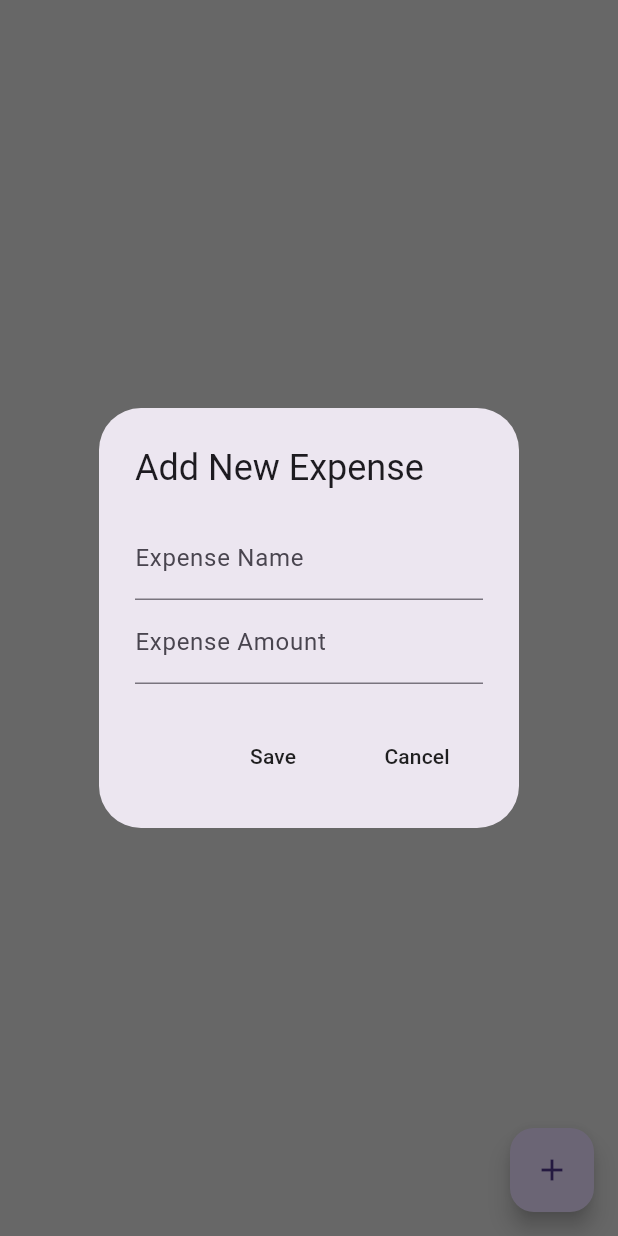
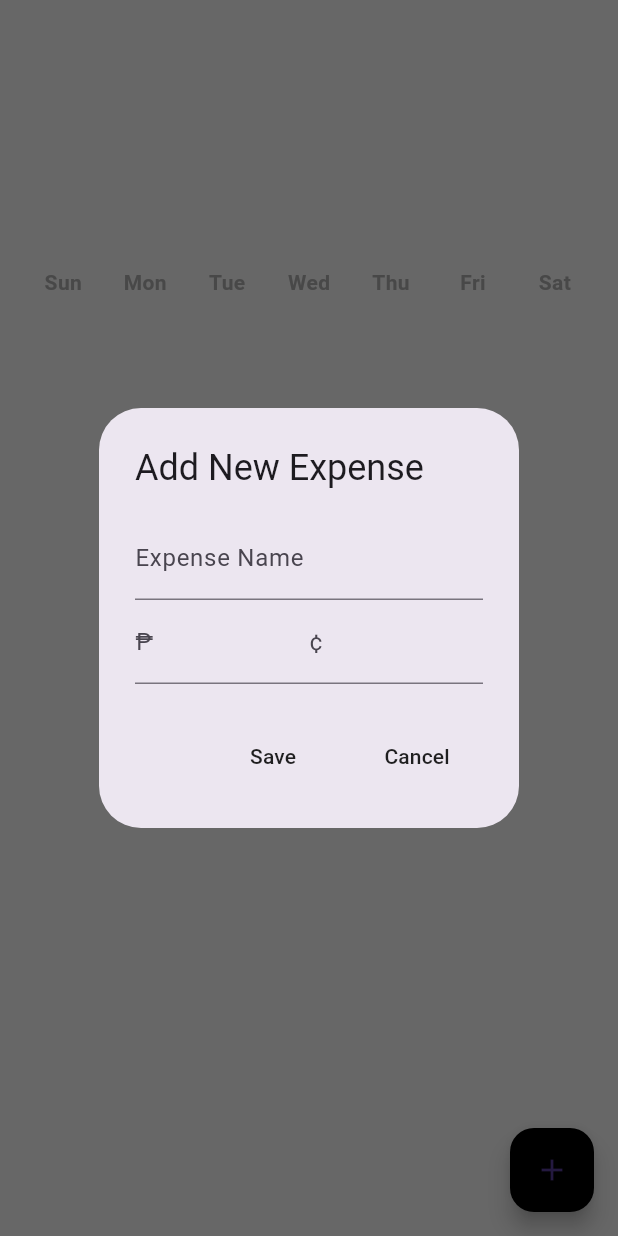
Before and after one commit to Reirou24/expense_tracker_app, a Flutter app: the screen it shows after launch, after a tap on the "add" icon, on a phone screen of 412 x 824 dp. Run offline on Flutter 3.47's test engine with Material 3 defaults, Android fonts, the phone set to English and light mode, and no system bars; drawn by our look-alikes of fl_chart; our stand-ins replace hive_flutter; accounts and stored records are empty.

Commit message:
added database

```diff
--- a/expense_tracker/lib/bar graph/bar_data.dart
+++ b/expense_tracker/lib/bar graph/bar_data.dart
@@ -0,0 +1,35 @@
+import 'package:expense_tracker/bar%20graph/individual_bar.dart';
+
+class BarData {
+  final double sunAmount;
+  final double monAmount;
+  final double tueAmount;
+  final double wedAmount;
+  final double thuAmount;
+  final double friAmount;
+  final double satAmount;
+
+  BarData({
+    required this.sunAmount,
+    required this.monAmount,
+    required this.tueAmount,
+    required this.wedAmount,
+    required this.thuAmount,
+    required this.friAmount,
+    required this.satAmount,
+  });
+
+  List<IndividualBar> barData = [];
+
+  void initializeBarData() {
+    barData = [
+      IndividualBar(x: 0, y: sunAmount),
+      IndividualBar(x: 1, y: monAmount),
+      IndividualBar(x: 2, y: tueAmount),
+      IndividualBar(x: 3, y: wedAmount),
+      IndividualBar(x: 4, y: thuAmount),
+      IndividualBar(x: 5, y: friAmount),
+      IndividualBar(x: 6, y: satAmount),
+    ];
+  }
+}
--- /dev/null
+++ b/expense_tracker/lib/bar graph/bar_graph.dart
@@ -0,0 +1,108 @@
+import 'package:expense_tracker/bar%20graph/bar_data.dart';
+import 'package:fl_chart/fl_chart.dart';
+import 'package:flutter/material.dart';
+
+class MyBarGraph extends StatelessWidget {
+
+  final double? maxY;
+  final double sunAmount;
+  final double monAmount;
+  final double tueAmount;
+  final double wedAmount;
+  final double thuAmount;
+  final double friAmount;
+  final double satAmount;
+
+  const MyBarGraph({super.key, required this.maxY, required this.sunAmount, required this.monAmount, required this.tueAmount, required this.wedAmount, required this.thuAmount, required this.friAmount, required this.satAmount});
+
+  @override
+  Widget build(BuildContext context) {
+
+    //initialize the data
+    BarData myBarData = BarData(
+      sunAmount: sunAmount,
+      monAmount: monAmount,
+      tueAmount: tueAmount,
+      wedAmount: wedAmount,
+      thuAmount: thuAmount,
+      friAmount: friAmount,
+      satAmount: satAmount,
+    );
+
+    myBarData.initializeBarData();
+
+    return BarChart(
+      BarChartData(
+        maxY: 100,
+        minY: 0,
+        titlesData: FlTitlesData(
+          show: true,
+          topTitles: AxisTitles(sideTitles: SideTitles(showTitles: false)),
+          leftTitles: AxisTitles(sideTitles: SideTitles(showTitles: false)),
+          rightTitles: AxisTitles(sideTitles: SideTitles(showTitles: false)),
+          bottomTitles: AxisTitles(sideTitles: SideTitles(
+            showTitles: true,
+            getTitlesWidget: getBottomTitles)),
+        ),
+        gridData: FlGridData(show: false),
+        borderData: FlBorderData(show: false),
+        barGroups: myBarData.barData
+        .map(
+          (data) => BarChartGroupData(
+            x: data.x,
+            barRods: [
+              BarChartRodData(
+                toY: data.y,
+                color: Colors.grey[800],
+                width: 25,
+                borderRadius: BorderRadius.circular(4),
+                backDrawRodData: BackgroundBarChartRodData(
+                  show: true,
+                  toY: 100,
+                  color: Colors.grey[300],
+                )
+              )
+            ]))
+          .toList(),
+      )
+    );
+  }
+}
+
+Widget getBottomTitles(double value, TitleMeta meta) {
+    const style = TextStyle(
+      color: Colors.grey,
+      fontWeight: FontWeight.bold,
+      fontSize: 14,
+    );
+
+  Widget text;
+  switch (value.toInt()) {
+    case 0:
+      text = Text('Sun', style: style);
+      break;
+    case 1:
+      text = Text('Mon', style: style);
+      break;
+    case 2:
+      text = Text('Tue', style: style);
+      break;
+    case 3:
+      text = Text('Wed', style: style);
+      break;
+    case 4:
+      text = Text('Thu', style: style);
+      break;
+    case 5:
+      text = Text('Fri', style: style);
+      break;
+    case 6:
+      text = Text('Sat', style: style);
+      break;
+    default:
+      text = Text('');
+      break;
+  }
+
+    return text;
+  }
--- a/expense_tracker/lib/bar graph/individual_bar.dart
+++ b/expense_tracker/lib/bar graph/individual_bar.dart
@@ -0,0 +1,8 @@
+class IndividualBar {
+  final int x; //posiiton
+  final double y; //amount
+
+  IndividualBar({
+    required this.x,
+    required this.y});
+}
--- a/expense_tracker/lib/components/expense_summary.dart
+++ b/expense_tracker/lib/components/expense_summary.dart
@@ -0,0 +1,39 @@
+import 'package:expense_tracker/bar%20graph/bar_graph.dart';
+import 'package:expense_tracker/data/expense_data.dart';
+import 'package:expense_tracker/datetime/date_time_helper.dart';
+import 'package:flutter/material.dart';
+import 'package:provider/provider.dart';
+
+class ExpenseSummary extends StatelessWidget {
+  final DateTime startofWeek;
+
+  const ExpenseSummary({super.key, required this.startofWeek});
+
+  @override
+  Widget build(BuildContext context) {
+    //get yyyymmdd
+    String sunday = convertDateTimeToString(startofWeek.add(Duration(days: 0)));
+    String monday = convertDateTimeToString(startofWeek.add(Duration(days: 1)));
+    String tuesday = convertDateTimeToString(startofWeek.add(Duration(days: 2)));
+    String wednesday = convertDateTimeToString(startofWeek.add(Duration(days: 3)));
+    String thursday = convertDateTimeToString(startofWeek.add(Duration(days: 4)));
+    String friday = convertDateTimeToString(startofWeek.add(Duration(days: 5)));
+    String saturday = convertDateTimeToString(startofWeek.add(Duration(days: 6)));
+
+    return Consumer<ExpenseData>(
+      builder: (context, value, child) => SizedBox(
+        height: 200,
+        child: MyBarGraph(
+          maxY: 100,
+          sunAmount: value.calculateDailyExpenseSummary()[sunday] ?? 0,
+          monAmount: value.calculateDailyExpenseSummary()[monday] ?? 0,
+          tueAmount: value.calculateDailyExpenseSummary()[tuesday] ?? 0,
+          wedAmount: value.calculateDailyExpenseSummary()[wednesday] ?? 0,
+          thuAmount: value.calculateDailyExpenseSummary()[thursday] ?? 0,
+          friAmount: value.calculateDailyExpenseSummary()[friday] ?? 0,
+          satAmount: value.calculateDailyExpenseSummary()[saturday] ?? 0,
+        ),
+      )
+    );
+  }
+}
--- /dev/null
+++ b/expense_tracker/lib/data/hive_database.dart
@@ -0,0 +1,46 @@
+import 'package:expense_tracker/models/expense_item.dart';
+import 'package:hive_flutter/hive_flutter.dart';
+
+class HiveDatabase {
+  // reference our box
+  final _myBox = Hive.box('expenseDatabase');
+
+  //write data
+  void saveData(List<ExpenseItem> allExpense) {
+    List<List<dynamic>> allExpensesFormatted = [];
+
+    for (var expense in allExpense) {
+      //convert each item into a list of acceptable types in hive
+      List<dynamic> expenseFormatted = [
+        expense.name,
+        expense.amount,
+        expense.dateTime
+      ];
+      allExpensesFormatted.add(expenseFormatted);
+    }
+
+  //save data to hive
+    _myBox.put("ALL_EXPENSES", allExpensesFormatted);
+  }
+
+  //read data
+  List<ExpenseItem> readData() {
+    List savedExpenses = _myBox.get("ALL_EXPENSES") ?? [];
+    List<ExpenseItem> allExpenses = [];
+
+    for (int i = 0; i < savedExpenses.length; i++) {
+      String name = savedExpenses[i][0];
+      String amount = savedExpenses[i][1];
+      DateTime dateTime = savedExpenses[i][2];
+
+      ExpenseItem expense = ExpenseItem(
+        name: name,
+        amount: amount,
+        dateTime: dateTime
+      );
+      allExpenses.add(expense);
+    }
+
+    return allExpenses;
+  }
+}
--- a/expense_tracker/lib/main.dart
+++ b/expense_tracker/lib/main.dart
@@ -8,7 +8,7 @@ void main() {
 }
 
 class MyApp extends StatelessWidget {
-  const MyApp({Key? key}) : super(key: key);
+  const MyApp({super.key});
 
 
   //provider lets it share and manage state across the widgets in my application
--- a/expense_tracker/lib/pages/home_page.dart
+++ b/expense_tracker/lib/pages/home_page.dart
@@ -1,3 +1,4 @@
+import 'package:expense_tracker/components/expense_summary.dart';
 import 'package:expense_tracker/components/expense_tile.dart';
 import 'package:expense_tracker/data/expense_data.dart';
 import 'package:expense_tracker/models/expense_item.dart';
@@ -15,7 +16,8 @@ class _HomePageState extends State<HomePage> {
 
   //text controllers
   final newExpenseNameController = TextEditingController();
-  final newExpenseAmountController = TextEditingController();
+  final newExpensePesoController = TextEditingController();
+  final newExpenseCentsController = TextEditingController();
 
   //add new expense
   void addNewExpense() {
@@ -35,12 +37,28 @@ class _HomePageState extends State<HomePage> {
           ),
 
           //expense amount
+          Row(children: [
+            Expanded(
+              child:
               TextField(
+                controller: newExpensePesoController,
+                keyboardType: TextInputType.number,
                 decoration: InputDecoration(
-              labelText: 'Expense Amount',
+                  labelText: '₱',
+                )
               ),
-            controller: newExpenseAmountController
             ),
+
+            Expanded(
+              child: TextField(
+                controller: newExpenseCentsController,
+                keyboardType: TextInputType.number,
+                decoration: InputDecoration(
+                  labelText: '¢',
+                )
+              ),
+            ),
+          ],)
         ],),
         actions: [
           //save button
@@ -61,9 +79,11 @@ class _HomePageState extends State<HomePage> {
 
   //save button
   void save() {
+    String amount = "${newExpensePesoController.text}.${newExpenseCentsController.text}";
+
     ExpenseItem newExpense = ExpenseItem(
       name: newExpenseNameController.text,
-      amount: newExpenseAmountController.text,
+      amount: amount,
       dateTime: DateTime.now(),
     );
 
@@ -81,7 +101,8 @@ class _HomePageState extends State<HomePage> {
 
   //clear all data
   void clear() {
-    newExpenseAmountController.clear();
+    newExpensePesoController.clear();
+    newExpenseCentsController.clear();
     newExpenseNameController.clear();
   }
 
@@ -93,9 +114,20 @@ class _HomePageState extends State<HomePage> {
         backgroundColor: Colors.grey[300],
         floatingActionButton: FloatingActionButton(
           onPressed: addNewExpense,
+          backgroundColor: Colors.black,
           child: Icon(Icons.add),
           ),
-        body: ListView.builder(
+        body: ListView(children: [
+          //weekly
+          ExpenseSummary(
+            startofWeek: value.startofWeekDate()),
+
+          SizedBox(height: 20),
+
+          //expense list
+          ListView.builder(
+            shrinkWrap: true,
+            physics: const NeverScrollableScrollPhysics(),
             itemCount: value.getAllExpenseList().length,
             itemBuilder: (context, index) => ExpenseTile(
               name: value.getAllExpenseList()[index].name,
@@ -103,6 +135,7 @@ class _HomePageState extends State<HomePage> {
               amount: value.getAllExpenseList()[index].amount,
             ),
           )
+        ],)
       ),
     );
   }
--- a/expense_tracker/pubspec.yaml
+++ b/expense_tracker/pubspec.yaml
@@ -34,7 +34,10 @@ dependencies:
   # The following adds the Cupertino Icons font to your application.
   # Use with the CupertinoIcons class for iOS style icons.
   cupertino_icons: ^1.0.8
-  provider: ^6.0.1
+  provider: ^6.1.2
+  fl_chart: ^0.70.2
+  hive: ^2.2.3
+  hive_flutter: ^1.1.0
 
 dev_dependencies:
   flutter_test:
```
Also changed, not shown: expense_tracker/pubspec.lock. Lines whose indentation alone changed are shown as unchanged.
